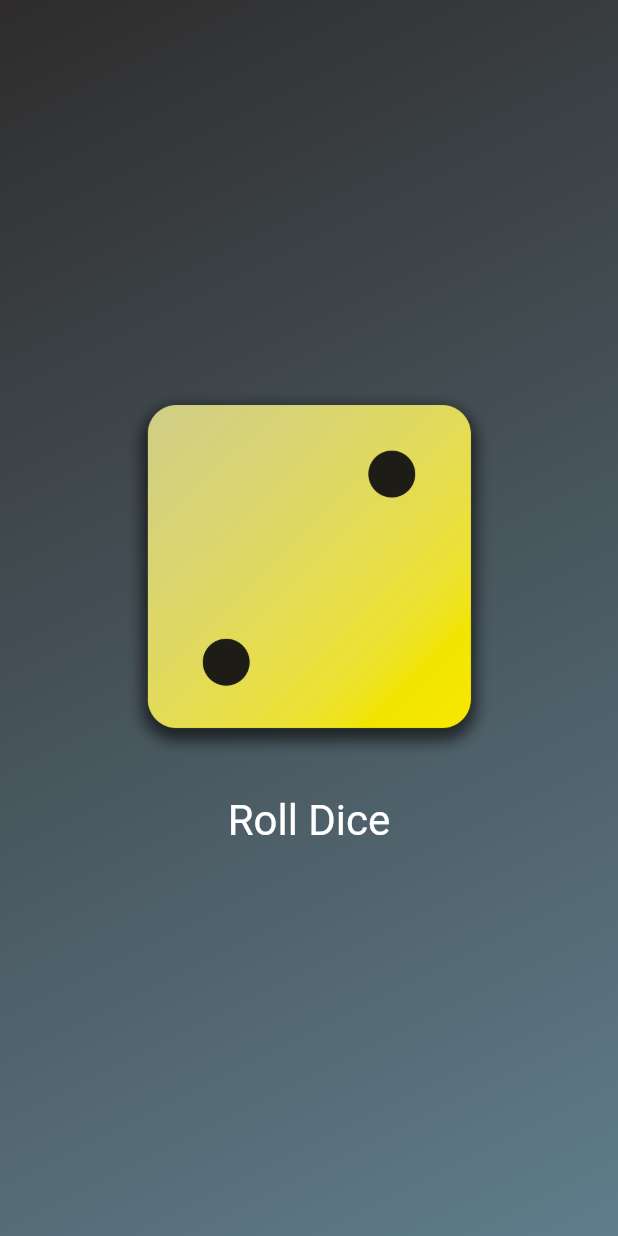
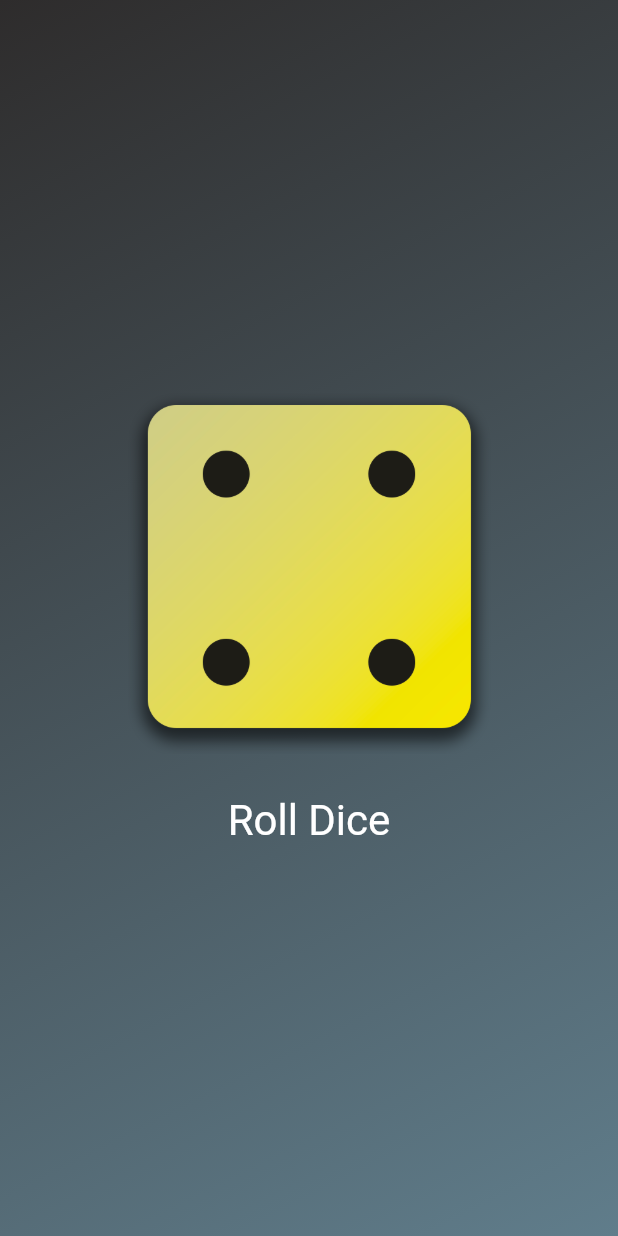
Before and after one commit to Mudasirsaeed032/RollDiceApp, a Flutter app: the screen it shows after launch, after a tap on "Roll Dice", on a phone screen of 412 x 824 dp. Run offline on Flutter 3.47's test engine with Material 3 defaults, Android fonts, the phone set to English and light mode, and no system bars.

```diff
--- /dev/null
+++ b/lib/dice_roller.dart
@@ -0,0 +1,39 @@
+import 'package:flutter/material.dart';
+
+class DiceRoller extends StatefulWidget {
+  const DiceRoller({super.key});
+
+  @override
+  State<DiceRoller> createState() {
+    return _DiceRollerState();
+  }
+}
+
+class _DiceRollerState extends State<DiceRoller> {
+  var activDiceImage = 'assets/images/dice-2.png';
+
+  void rollDice() {
+    setState(() {
+      activDiceImage = 'assets/images/dice-4.png';
+    });
+  }
+
+  @override
+  Widget build(context) {
+    return Column(
+      mainAxisSize: MainAxisSize.min,
+      children: [
+        Image.asset(activDiceImage, width: 250),
+        const SizedBox(height: 20),
+        TextButton(
+          onPressed: rollDice,
+          style: TextButton.styleFrom(
+            foregroundColor: Colors.white,
+            textStyle: const TextStyle(fontSize: 28),
+          ),
+          child: Text('Roll Dice'),
+        ),
+      ],
+    );
+  }
+}
--- a/lib/gradient_container.dart
+++ b/lib/gradient_container.dart
@@ -1,5 +1,6 @@
 import 'package:flutter/material.dart';
 import './styled_text.dart';
+import './dice_roller.dart';
 
 var startAlignment = Alignment.topLeft;
 var endAlignment = Alignment.bottomRight;
@@ -10,13 +11,6 @@ class GradientContainer extends StatelessWidget {
   GradientContainer(this.colors, {super.key});
 
   final List<Color> colors;
-
-  var activDiceImage = 'assets/images/dice-2.png';
-
-  void rollDice() {
-    activDiceImage = 'assets/images/dice-4.png';
-    print('Button is pressed!');
-  }
 
   @override
   Widget build(context) {
@@ -29,23 +23,7 @@ class GradientContainer extends StatelessWidget {
           end: endAlignment,
         ),
       ),
-      child: Center(
-        child: Column(
-          mainAxisSize: MainAxisSize.min,
-          children: [
-            Image.asset(activDiceImage, width: 250),
-            const SizedBox(height: 20),
-            TextButton(
-              onPressed: rollDice,
-              style: TextButton.styleFrom(
-                foregroundColor: Colors.white,
-                textStyle: const TextStyle(fontSize: 28),
-              ),
-              child: Text('Roll Dice'),
-            ),
-          ],
-        ),
-      ),
+      child: Center(child: DiceRoller()),
     );
   }
 }
```
